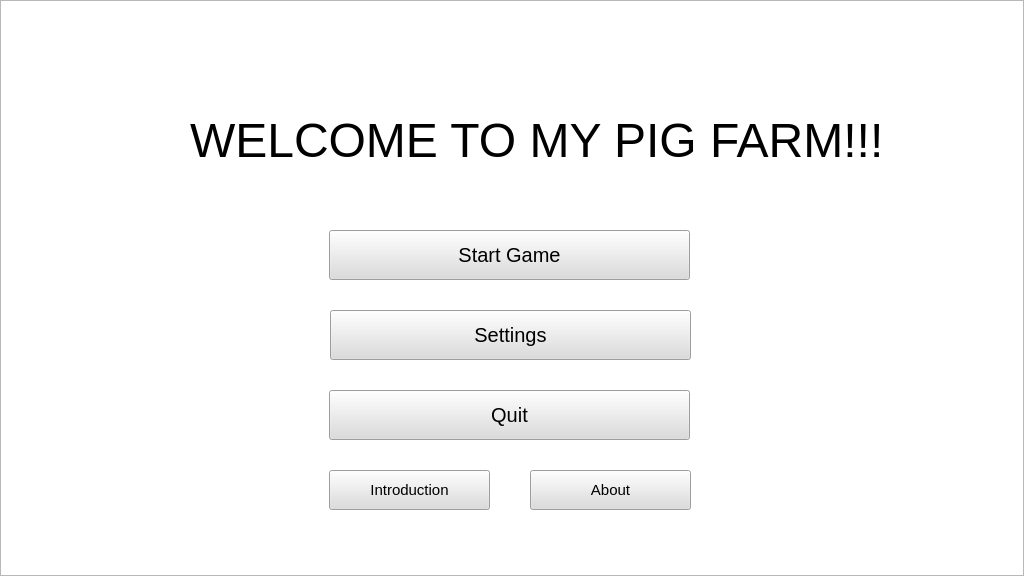
First picture: the form in HomeWindow.ui, repository 1ncrd/Farm, before the edit.
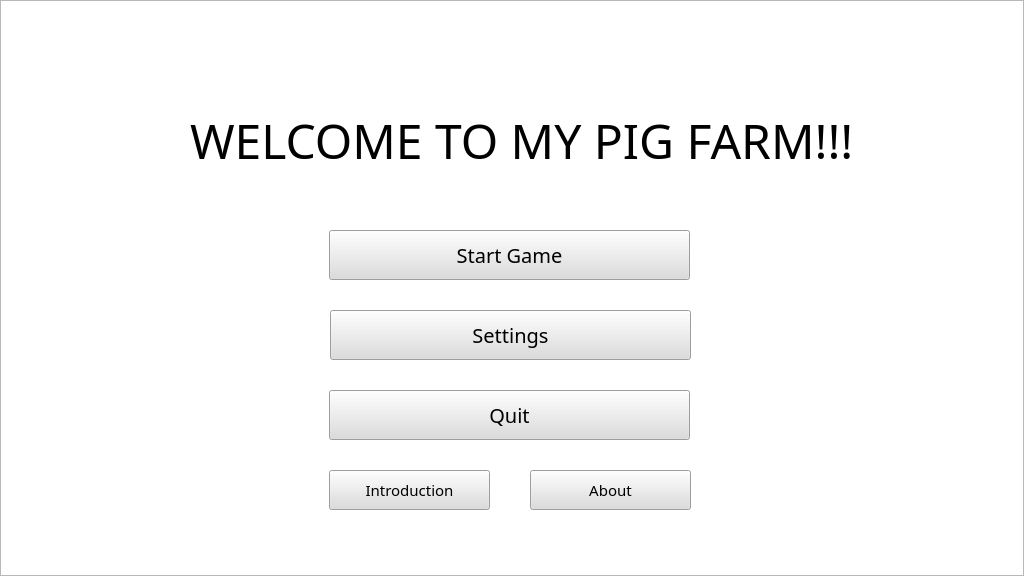
Second picture: the form after the edit. Icons and pictures are not drawn. Custom widgets are drawn as their Qt base class.

```diff
--- a/HomeWindow.ui
+++ b/HomeWindow.ui
@@ -21,6 +21,7 @@
   </property>
   <property name="font">
    <font>
+    <family>Minecraft</family>
     <pointsize>9</pointsize>
    </font>
   </property>
@@ -70,6 +71,7 @@
     </property>
     <property name="font">
      <font>
+      <family>Minecraft</family>
       <pointsize>36</pointsize>
       <italic>false</italic>
       <bold>false</bold>
@@ -107,6 +109,7 @@
     </property>
     <property name="font">
      <font>
+      <family>Minecraft</family>
       <pointsize>15</pointsize>
      </font>
     </property>
@@ -116,6 +119,12 @@
     <property name="text">
      <string>Start Game</string>
     </property>
+    <property name="iconSize">
+     <size>
+      <width>30</width>
+      <height>30</height>
+     </size>
+    </property>
    </widget>
    <widget class="MyPushButton" name="pushButton_setting">
     <property name="geometry">
@@ -128,6 +137,7 @@
     </property>
     <property name="font">
      <font>
+      <family>Minecraft</family>
       <pointsize>15</pointsize>
      </font>
     </property>
@@ -149,6 +159,7 @@
     </property>
     <property name="font">
      <font>
+      <family>Minecraft</family>
       <pointsize>15</pointsize>
      </font>
     </property>
@@ -180,6 +191,7 @@
     </property>
     <property name="font">
      <font>
+      <family>Minecraft</family>
       <pointsize>11</pointsize>
      </font>
     </property>
@@ -201,6 +213,7 @@
     </property>
     <property name="font">
      <font>
+      <family>Minecraft</family>
       <pointsize>11</pointsize>
      </font>
     </property>
```
